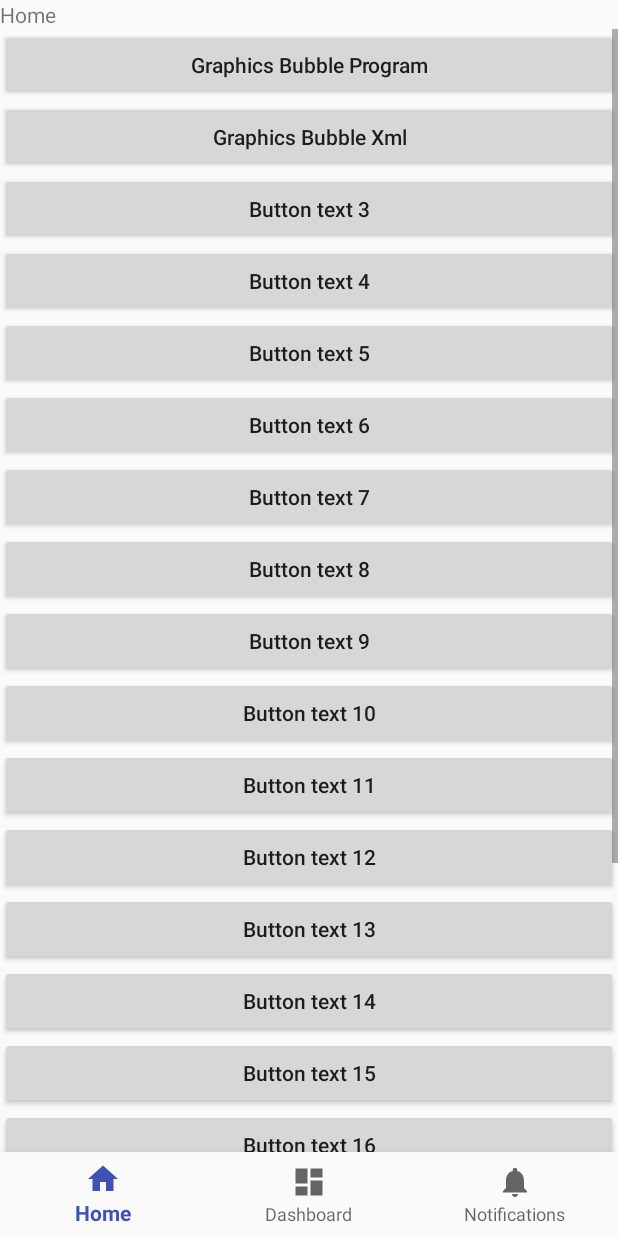
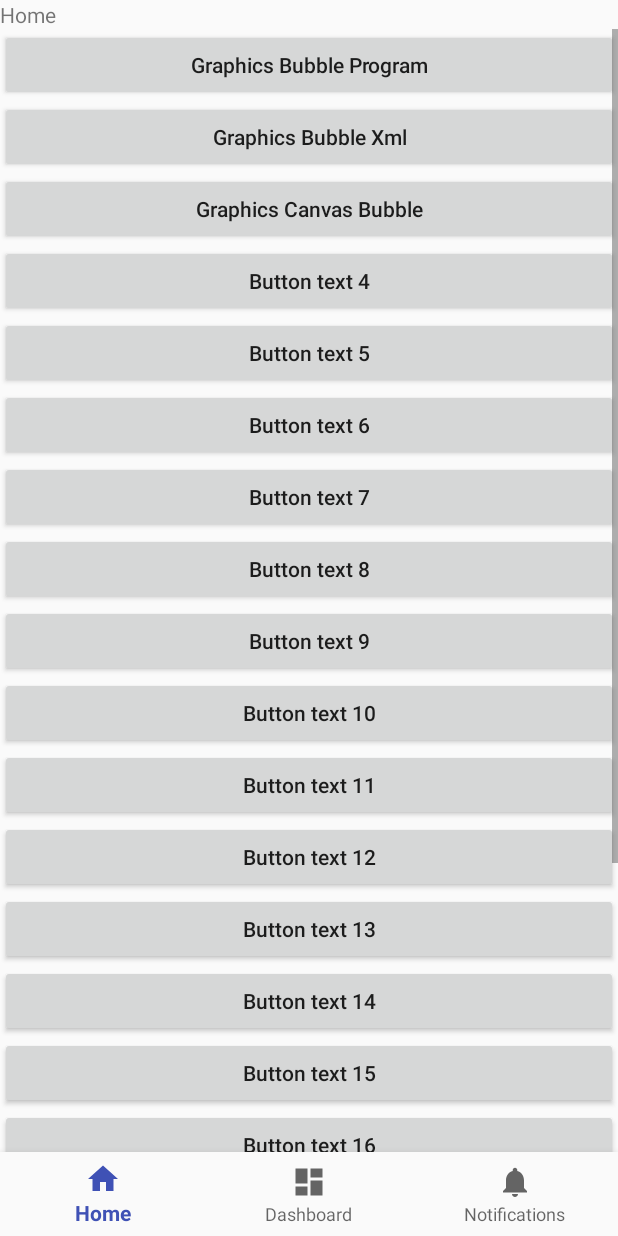
Before and after one commit to YershovAleksandr/Android_023, an Android app: the layout activity_main.xml on its own in the app's theme, with its tools: preview values and no code run, on a phone screen of 412 x 824 dp. Run offline under Robolectric (Android 15) with nearby library versions, the phone set to English and light mode, and no system bars.

Commit message:
Graphics Canvas Bubble complete

```diff
--- a/app/src/main/AndroidManifest.xml
+++ b/app/src/main/AndroidManifest.xml
@@ -21,6 +21,7 @@
 
         <activity android:name=".BubbleActivity" android:label="@string/app_graphicsbubbleprogram" />
         <activity android:name=".bubbleprogramxml" android:label="@string/app_graphicsbubblexml" />
+        <activity android:name=".GraphicsCanvasBubble" android:label="@string/app_graphicscanvasbubble" />
     </application>
 
 </manifest>
--- /dev/null
+++ b/app/src/main/java/nam/com/mylabapplication/Coords.java
@@ -0,0 +1,24 @@
+package nam.com.mylabapplication;
+
+public class Coords {
+	float mX;
+	float mY;
+
+	public Coords(float x, float y) {
+		mX = x;
+		mY = y;
+	}
+
+	synchronized Coords move (Coords dxdy) {
+		return new Coords(mX + dxdy.mX , mY + dxdy.mY);
+	}
+
+	synchronized Coords getCoords() {
+		return new Coords(mX, mY);
+	}
+
+	@Override
+	public String toString () {
+		return "(" + mX + "," + mY + ")";
+	}
+}
--- a/app/src/main/res/values/dimens.xml
+++ b/app/src/main/res/values/dimens.xml
@@ -5,4 +5,5 @@
 
     <dimen name="image_width">250dp</dimen>
     <dimen name="image_height">250dp</dimen>
+    <dimen name="image_height2">200dp</dimen>
 </resources>
--- a/app/src/main/res/values/strings.xml
+++ b/app/src/main/res/values/strings.xml
@@ -6,10 +6,11 @@
 
     <string name="app_graphicsbubbleprogram">Graphics Bubble Program</string>
     <string name="app_graphicsbubblexml">Graphics Bubble Xml</string>
+    <string name="app_graphicscanvasbubble">Graphics Canvas Bubble</string>
 
     <string name="btn_txt_1">Graphics Bubble Program</string>
     <string name="btn_txt_2">Graphics Bubble Xml</string>
-    <string name="btn_txt_3">Button text 3</string>
+    <string name="btn_txt_3">Graphics Canvas Bubble</string>
     <string name="btn_txt_4">Button text 4</string>
     <string name="btn_txt_5">Button text 5</string>
 
```
Also changed, not shown: app/src/main/java/nam/com/mylabapplication/GraphicsCanvasBubble.java (added, +107 -0 lines), app/src/main/java/nam/com/mylabapplication/MainActivity.java (+9 -0 lines), app/src/main/res/layout/graphicscanvasbubble.xml (added, +13 -0 lines).
